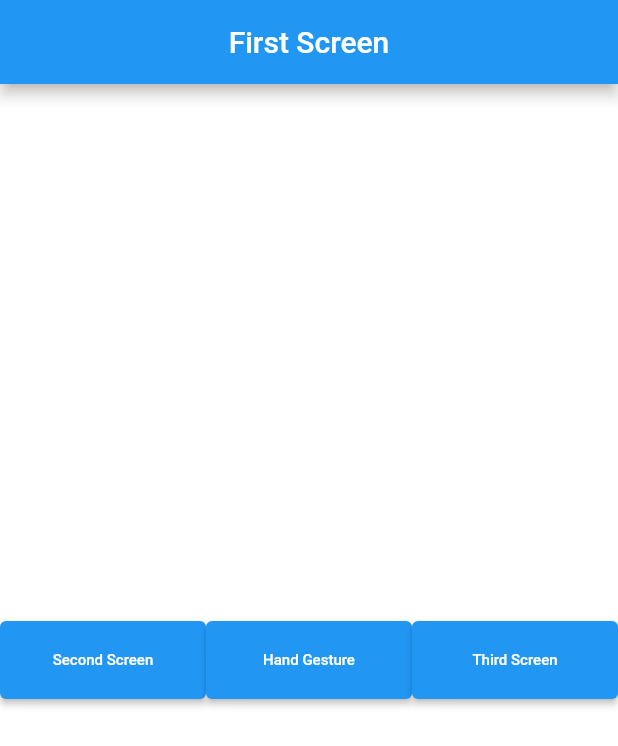
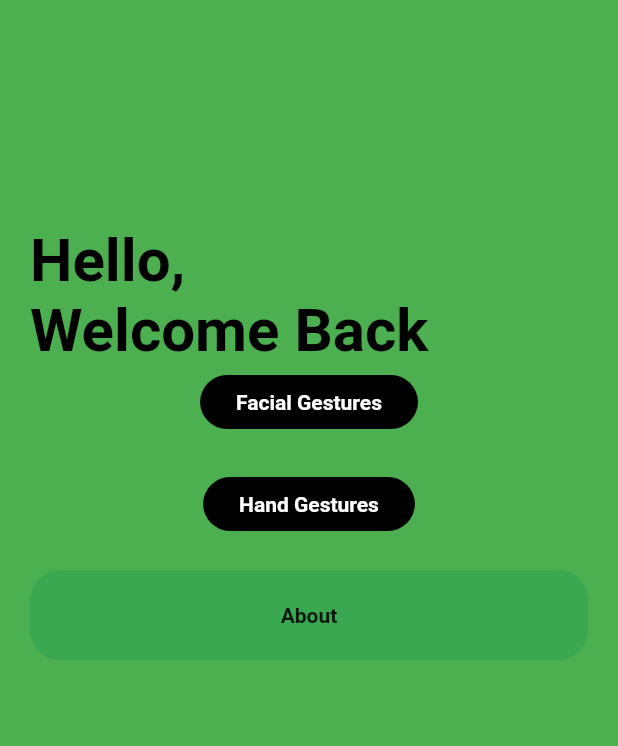
Before and after one commit to xiakshay/Emotion-Recognition-System, a Flutter app: the screen it shows after launch, on a phone screen of 412 x 824 dp. Shown: the top 746 px of the screen. Run offline on Flutter 3.47's test engine with Material 2 defaults, Android fonts, the phone set to English and light mode, and no system bars; our stand-ins replace camera; missing offline and left inert: tflite.

Commit message:
Change in first page ui

```diff
--- a/App/hers/lib/screens/firstScreen.dart
+++ b/App/hers/lib/screens/firstScreen.dart
@@ -3,78 +3,102 @@ import 'package:hers/screens/handGesture.dart';
 import 'package:hers/screens/secondScreen.dart';
 import 'package:hers/screens/thirdScreen.dart';
 
-class FirstScreen extends StatelessWidget {
-  const FirstScreen({Key? key, Text? title}) : super(key: key);
+class FirstScreen extends StatefulWidget {
+  const FirstScreen({Key? key}) : super(key: key);
 
-  // This widget is the root of your application.
   @override
-  Widget build(BuildContext context) => Scaffold(
-        appBar: AppBar(
-          title: const Text("First Screen"),
-          centerTitle: true,
+  _FirstScreen createState() => _FirstScreen();
+}
+
+class _FirstScreen extends State<FirstScreen> {
+  @override
+  Widget build(BuildContext context) {
+    final size = MediaQuery.of(context).size;
+    return Scaffold(
+      body: SingleChildScrollView(
+        child: Container(
+          width: size.width,
+          height: size.height,
+          padding:
+              const EdgeInsets.only(left: 20, right: 20, top: 150, bottom: 80),
+          color: Colors.green,
+          child: Column(
+            crossAxisAlignment: CrossAxisAlignment.start,
+            children: [
+              Text(
+                "Hello, \nWelcome Back",
+                style: Theme.of(context).textTheme.headline1,
               ),
-        body: Center(
-          child: Row(
+              Column(
                 children: [
-              Expanded(
-                child: ElevatedButton(
-                  style: ElevatedButton.styleFrom(
-                    padding: const EdgeInsets.all(20),
-                  ),
+                  RaisedButton(
                     onPressed: () {
                       Navigator.push(
                           context,
                           MaterialPageRoute(
                               builder: (context) => const SecondScreen()));
                     },
+                    elevation: 0,
+                    shape: RoundedRectangleBorder(
+                        borderRadius: BorderRadius.circular(20)),
                     child: const Text(
-                    'Second Screen',
+                      "Facial Gestures",
                       style: TextStyle(
-                      fontSize: 10,
+                        fontWeight: FontWeight.bold,
                       ),
                     ),
                   ),
+                  const SizedBox(
+                    height: 20,
                   ),
-              Expanded(
-                child: ElevatedButton(
-                  style: ElevatedButton.styleFrom(
-                    padding: const EdgeInsets.all(20),
-                  ),
+                  RaisedButton(
                     onPressed: () {
                       Navigator.push(
                           context,
                           MaterialPageRoute(
                               builder: (context) => const HandGesture()));
                     },
+                    elevation: 0,
+                    shape: RoundedRectangleBorder(
+                        borderRadius: BorderRadius.circular(20)),
                     child: const Text(
-                    'Hand Gesture',
+                      "Hand Gestures",
                       style: TextStyle(
-                      fontSize: 10,
+                        fontWeight: FontWeight.bold,
                       ),
                     ),
                   ),
+                  const SizedBox(
+                    height: 20,
                   ),
-              Expanded(
-                child: ElevatedButton(
-                  style: ElevatedButton.styleFrom(
-                    padding: const EdgeInsets.all(20),
-                  ),
+                  ButtonTheme(
+                    minWidth: double.infinity,
+                    height: 60.0,
+                    child: RaisedButton(
                       onPressed: () {
                         Navigator.push(
                             context,
                             MaterialPageRoute(
                                 builder: (context) => const ThirdScreen()));
                       },
+                      color: Color.fromARGB(106, 32, 156, 82),
+                      elevation: 0,
+                      shape: RoundedRectangleBorder(
+                          borderRadius: BorderRadius.circular(20)),
                       child: const Text(
-                    'Third Screen',
+                        "About",
                         style: TextStyle(
-                      fontSize: 10,
+                          fontWeight: FontWeight.bold,
                         ),
                       ),
                     ),
                   )
                 ],
+              )
+            ],
+          ),
         ),
       ),
     );
   }
+}
```
Lines whose indentation alone changed are shown as unchanged.
